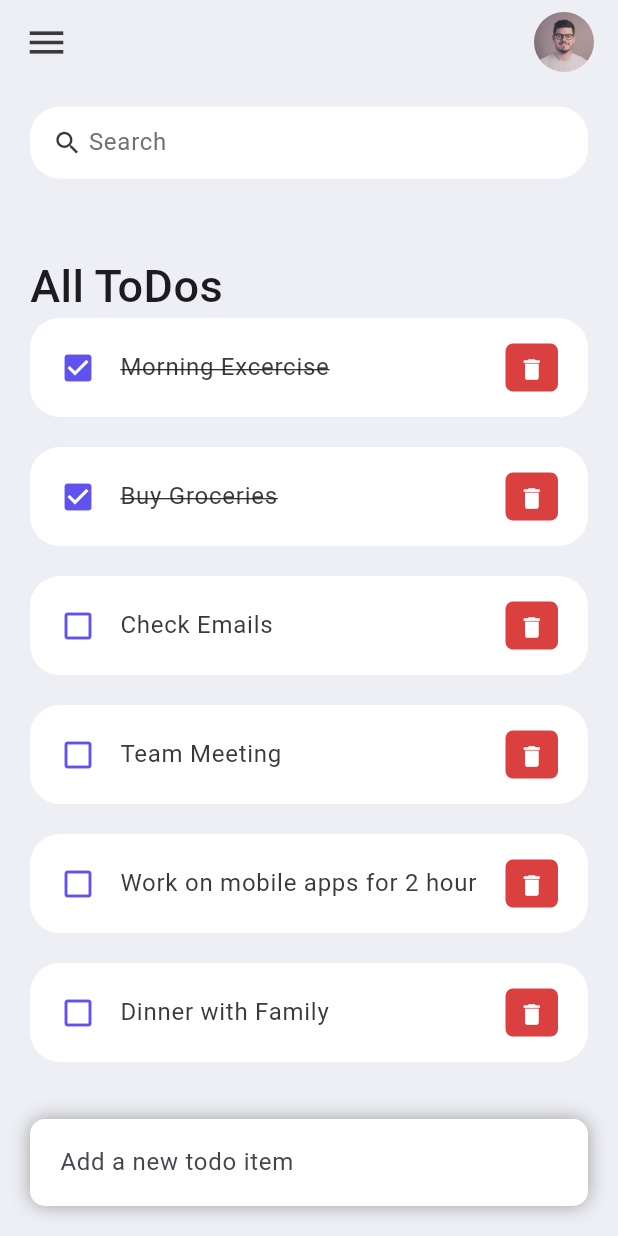
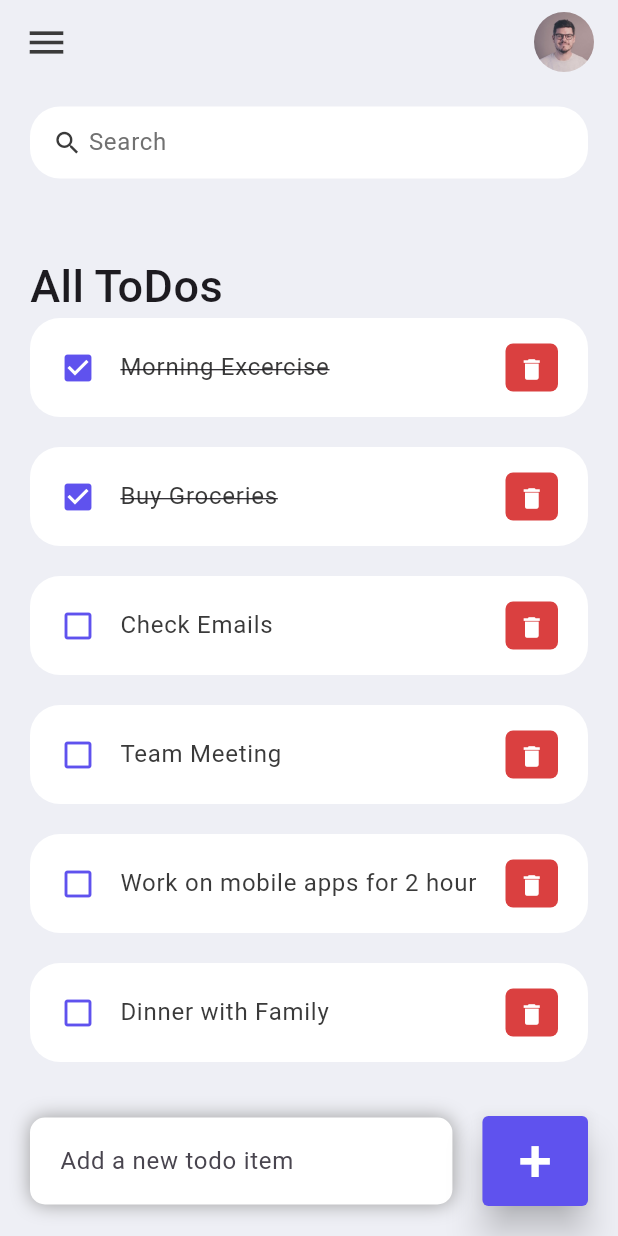
Before and after one commit to onifadjosh/Todo_with_flutter, a Flutter app: the screen it shows after launch, on a phone screen of 412 x 824 dp. Run offline on Flutter 3.47's test engine with Material 3 defaults, Android fonts, the phone set to English and light mode, and no system bars.

Commit message:
Changed Home widget to Stateful and pass callbacks to TodoItem

```diff
--- a/lib/screens/home.dart
+++ b/lib/screens/home.dart
@@ -5,13 +5,16 @@ import '../model/todo.dart';
 // import '../widgets/search_box.dart';
 
 
+
 final todoslist = ToDo.todoList();
-class Home extends StatelessWidget {
-  const Home({super.key});
+class Home extends StatefulWidget {
+   const Home({super.key});
 
+  @override
+  State<Home> createState() => _HomeState();
+}
 
-
-
+class _HomeState extends State<Home> {
   @override
   Widget build(BuildContext context) {
     return  Scaffold(
@@ -33,7 +36,12 @@ class Home extends StatelessWidget {
                       ),
 
                       for (ToDo todoo in todoslist)
-                        TodoItem(todo: todoo),
+                        TodoItem(
+                          todo: todoo,
+                          onTodoChange: _handleToDoChange,
+                          onDeleteItem: _deleteToDoItem
+
+                        ),
 
 
 
@@ -71,8 +79,25 @@ class Home extends StatelessWidget {
                       border: InputBorder.none
                     ),
                   )
-                )
+                ),
 
+                ),
+
+                Container(
+                  margin: EdgeInsets.only(bottom: 20, right: 20),
+                  child: ElevatedButton(child:Text('+', style: TextStyle(fontSize: 40, color: Colors.white),) ,
+                  onPressed: (){},
+                    style: ElevatedButton.styleFrom(
+                    backgroundColor: tdBlue,
+                    minimumSize: Size(60, 60),
+                    elevation: 10,
+                    shape: RoundedRectangleBorder(
+                      side: BorderSide.none,
+                      borderRadius: BorderRadius.circular(4)
+
+                    )
+                  ),
+                  ),
                 )
               ],
             ),
@@ -80,6 +105,19 @@ class Home extends StatelessWidget {
         ],
       ),
     );
+  }
+
+  void _handleToDoChange (ToDo todo){
+    setState(() {
+      todo.isDone = !todo.isDone;
+    });
+
+  }
+
+  void _deleteToDoItem (String id){
+    setState(() {
+      todoslist.removeWhere((item) => item.id == id);
+    });
   }
 
   AppBar _buildAppBar() {
--- a/lib/widgets/todo_Item.dart
+++ b/lib/widgets/todo_Item.dart
@@ -5,7 +5,10 @@ import '../model/todo.dart';
 
 class TodoItem extends StatelessWidget {
   final ToDo todo;
-  const TodoItem({super.key, required this.todo});
+  final onTodoChange;
+  final onDeleteItem;
+  const TodoItem({super.key, required this.todo, required this.onTodoChange, required this.onDeleteItem});
+
 
   @override
   Widget build(BuildContext context) {
@@ -14,7 +17,10 @@ class TodoItem extends StatelessWidget {
         Container(
           margin: EdgeInsets.only(bottom:20 ),
           child: ListTile(
-            onTap: (){},
+            onTap: (){
+               onTodoChange(todo);
+
+            },
             contentPadding: EdgeInsets.symmetric(horizontal: 20, vertical: 5),
             shape: RoundedRectangleBorder(
               borderRadius: BorderRadius.circular(20)
@@ -36,7 +42,8 @@ class TodoItem extends StatelessWidget {
                 iconSize: 18,
                 icon: Icon(Icons.delete),
                 onPressed: (){
-                  print('clicked on a todo item');
+
+                  onDeleteItem(todo.id);
                 },
               ),
             ),
```
